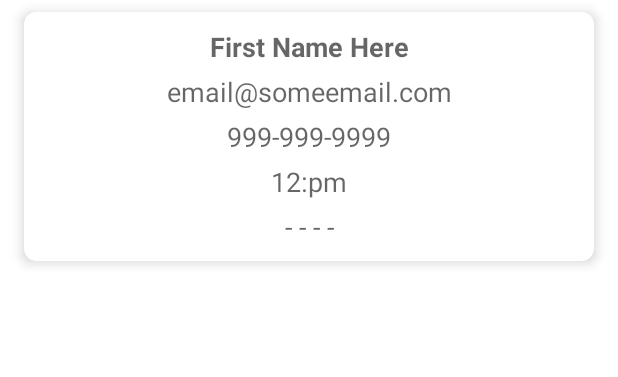
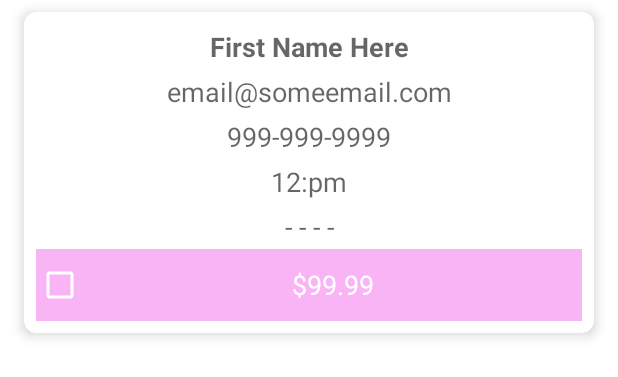
Before and after one commit to fcamas/OnSchedule, an Android app: the layout task_layout.xml on its own in the app's theme, with its tools: preview values and no code run, on a phone screen of 412 x 824 dp. Shown: the top 377 px of the screen. Run offline under Robolectric (Android 15) with nearby library versions, the phone set to English and light mode, and no system bars.

Commit message:
added checkbox on cardView

```diff
--- a/app/src/main/res/layout/task_layout.xml
+++ b/app/src/main/res/layout/task_layout.xml
@@ -53,6 +53,17 @@
             android:layout_below="@id/cell_time"
             android:text="- - - -"
             android:textAppearance="@style/TextAppearance.AppCompat.Medium" />
+        <com.google.android.material.checkbox.MaterialCheckBox
+            android:id="@+id/cell_checkbox"
+            android:layout_width="match_parent"
+            android:layout_height="wrap_content"
+            android:layout_below="@id/cell_service"
+            android:background="#F9B4F6"
+            android:buttonTint="@color/white"
+            android:gravity="center_horizontal|center_vertical"
+            android:text="$99.99"
+            android:textAppearance="@style/TextAppearance.AppCompat.Medium"
+            android:textColor="@color/white" />
 
     </RelativeLayout>
 
```
